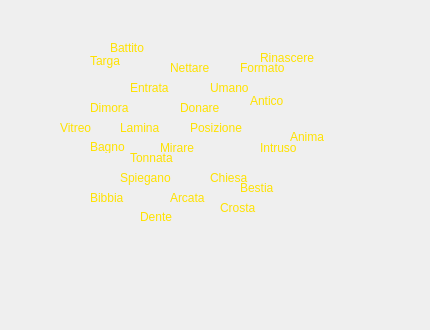
This is test1/panel1test1.ui in kele23/IUM as Qt 5 draws it before an edit. The edited form follows.
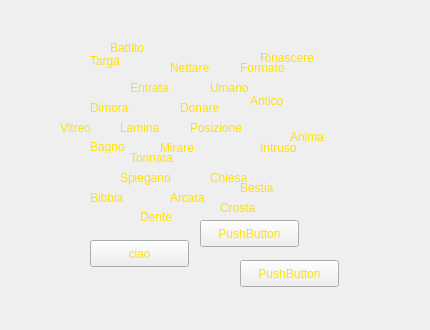
This is the edited form.

```diff
--- a/test1/panel1test1.ui
+++ b/test1/panel1test1.ui
@@ -533,6 +533,45 @@
          <bool>false</bool>
         </property>
        </widget>
+       <widget class="QPushButton" name="pushButton">
+        <property name="geometry">
+         <rect>
+          <x>220</x>
+          <y>240</y>
+          <width>99</width>
+          <height>27</height>
+         </rect>
+        </property>
+        <property name="text">
+         <string>PushButton</string>
+        </property>
+       </widget>
+       <widget class="QPushButton" name="pushButton_2">
+        <property name="geometry">
+         <rect>
+          <x>70</x>
+          <y>220</y>
+          <width>99</width>
+          <height>27</height>
+         </rect>
+        </property>
+        <property name="text">
+         <string>ciao</string>
+        </property>
+       </widget>
+       <widget class="QPushButton" name="pushButton_3">
+        <property name="geometry">
+         <rect>
+          <x>180</x>
+          <y>200</y>
+          <width>99</width>
+          <height>27</height>
+         </rect>
+        </property>
+        <property name="text">
+         <string>PushButton</string>
+        </property>
+       </widget>
       </widget>
      </item>
     </layout>
```
Left out of the diff: 52 changed lines with no effect on the pictures.
